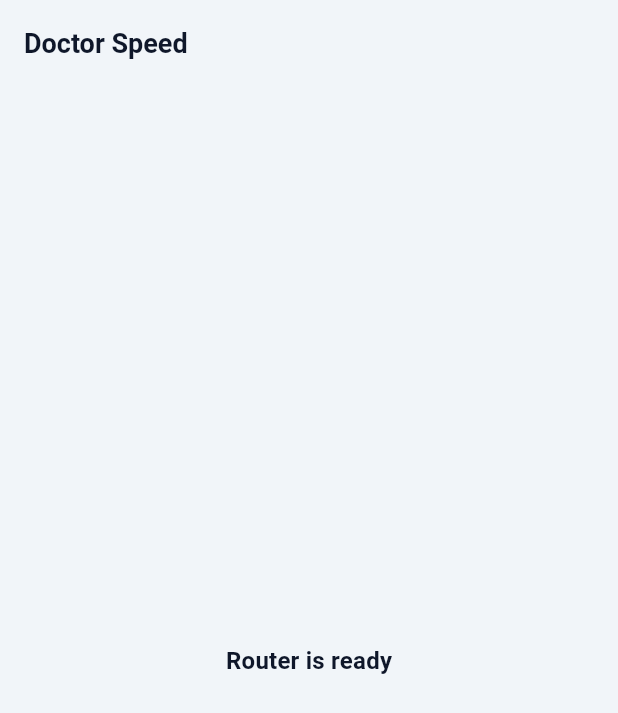
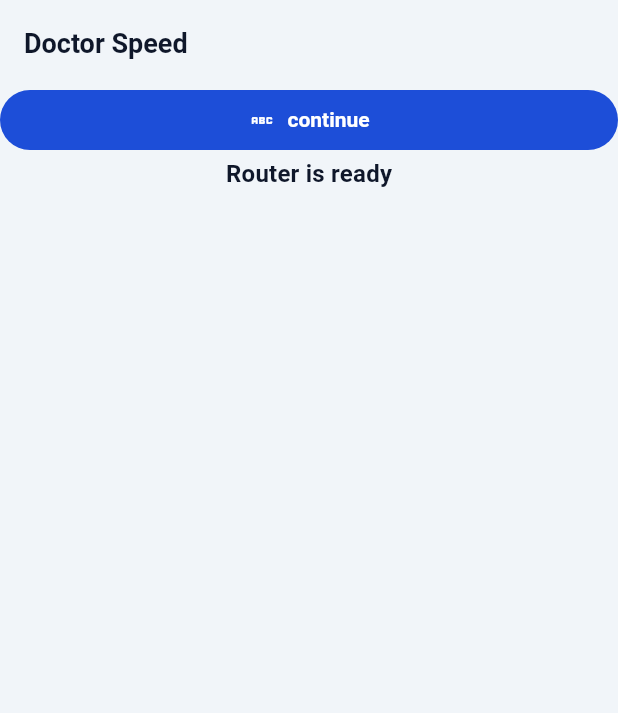
Before and after one commit to kamal635/doctor_speed_app, a Flutter app: the screen it shows after launch, on a phone screen of 412 x 824 dp. Shown: the top 713 px of the screen. Run offline on Flutter 3.47's test engine with Material 3 defaults, Android fonts, the phone set to English and light mode, and no system bars; our stand-ins replace dio, flutter_riverpod, flutter_secure_storage, go_router, shared_preferences.

Commit message:
feat(shared/buttons): add app button foundation

```diff
--- a/lib/app/router/app_router.dart
+++ b/lib/app/router/app_router.dart
@@ -1,3 +1,4 @@
+import 'package:doctor_speed_app/shared/widgets/buttons/app_button.dart';
 import 'package:flutter/material.dart';
 import 'package:go_router/go_router.dart';
 
@@ -22,11 +23,21 @@ class _PlaceholderPage extends StatelessWidget {
   Widget build(BuildContext context) {
     return Scaffold(
       appBar: AppBar(title: const Text('Doctor Speed')),
-      body: Center(
-        child: Text(
-          'Router is ready',
-          style: Theme.of(context).textTheme.titleMedium,
-        ),
+      body: Column(
+        children: [
+          AppButton(
+            // isExpanded: false,
+            label: 'continue',
+            onPressed: () {},
+            icon: Icon(Icons.abc_outlined),
+          ),
+          Center(
+            child: Text(
+              'Router is ready',
+              style: Theme.of(context).textTheme.titleMedium,
+            ),
+          ),
+        ],
       ),
     );
   }
--- a/lib/app/theme/app_theme.dart
+++ b/lib/app/theme/app_theme.dart
@@ -60,6 +60,7 @@ abstract final class AppTheme {
         errorColor: AppColors.error,
       ),
       elevatedButtonTheme: _elevatedButtonTheme(colorScheme),
+      filledButtonTheme: _filledButtonTheme(colorScheme),
       outlinedButtonTheme: _outlinedButtonTheme(colorScheme),
       textButtonTheme: _textButtonTheme(colorScheme),
       cardTheme: const CardThemeData(
@@ -122,6 +123,7 @@ abstract final class AppTheme {
         errorColor: AppColors.error,
       ),
       elevatedButtonTheme: _elevatedButtonTheme(colorScheme),
+      filledButtonTheme: _filledButtonTheme(colorScheme),
       outlinedButtonTheme: _outlinedButtonTheme(colorScheme),
       textButtonTheme: _textButtonTheme(colorScheme),
       cardTheme: const CardThemeData(
@@ -187,6 +189,17 @@ abstract final class AppTheme {
     );
   }
 
+  static FilledButtonThemeData _filledButtonTheme(ColorScheme colorScheme) {
+    return FilledButtonThemeData(
+      style: FilledButton.styleFrom(
+        elevation: 0,
+        backgroundColor: colorScheme.primary,
+        foregroundColor: colorScheme.onPrimary,
+        textStyle: AppTypography.button,
+      ),
+    );
+  }
+
   static ElevatedButtonThemeData _elevatedButtonTheme(ColorScheme colorScheme) {
     return ElevatedButtonThemeData(
       style: ElevatedButton.styleFrom(
--- /dev/null
+++ b/lib/shared/widgets/buttons/app_button.dart
@@ -0,0 +1,40 @@
+import 'package:doctor_speed_app/shared/widgets/app_gaps.dart';
+import 'package:flutter/material.dart';
+
+class AppButton extends StatelessWidget {
+  const AppButton({
+    super.key,
+    required this.label,
+    required this.onPressed,
+    this.icon,
+    this.isExpanded = true,
+    this.isEnabled = true,
+  });
+
+  final String label;
+  final VoidCallback? onPressed;
+  final Widget? icon;
+  final bool isExpanded;
+  final bool isEnabled;
+
+  @override
+  Widget build(BuildContext context) {
+    final button = FilledButton(
+      onPressed: isEnabled ? onPressed : null,
+      child: Row(
+        mainAxisSize: MainAxisSize.min,
+        mainAxisAlignment: MainAxisAlignment.center,
+        children: [
+          if (icon != null) ...[icon!, AppGaps.w8],
+          Text(label),
+        ],
+      ),
+    );
+
+    if (!isExpanded) {
+      return button;
+    }
+
+    return SizedBox(width: double.infinity, child: button);
+  }
+}
```
